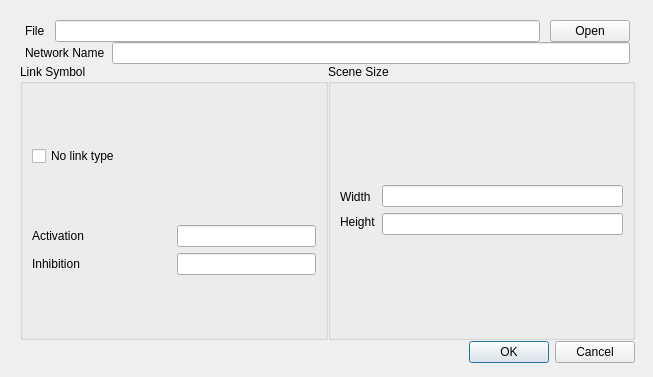
Qt form nezzle/ui/ui_opennetworkdialog.ui (dwgoon/nezzle) before a commit.
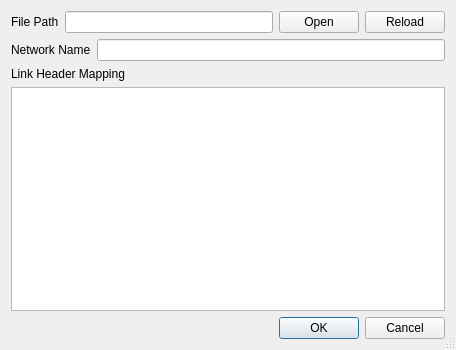
The same form after that commit.

Commit message: Revise the dialog for openning network files

```diff
--- a/nezzle/ui/ui_opennetworkdialog.ui
+++ b/nezzle/ui/ui_opennetworkdialog.ui
@@ -6,12 +6,12 @@
    <rect>
     <x>0</x>
     <y>0</y>
-    <width>653</width>
-    <height>377</height>
+    <width>456</width>
+    <height>350</height>
    </rect>
   </property>
   <property name="sizePolicy">
-   <sizepolicy hsizetype="Minimum" vsizetype="Minimum">
+   <sizepolicy hsizetype="Expanding" vsizetype="Expanding">
     <horstretch>0</horstretch>
     <verstretch>0</verstretch>
    </sizepolicy>
@@ -23,449 +23,95 @@
    <string>Dialog</string>
   </property>
   <property name="sizeGripEnabled">
-   <bool>false</bool>
-  </property>
-  <property name="modal">
    <bool>true</bool>
   </property>
-  <widget class="QWidget" name="layoutWidget">
-   <property name="geometry">
-    <rect>
-     <x>20</x>
-     <y>20</y>
-     <width>615</width>
-     <height>343</height>
-    </rect>
-   </property>
-   <layout class="QVBoxLayout" name="verticalLayout_13">
-    <property name="spacing">
-     <number>0</number>
-    </property>
-    <property name="sizeConstraint">
-     <enum>QLayout::SetMinimumSize</enum>
-    </property>
+  <layout class="QVBoxLayout" name="verticalLayout">
     <item>
-     <layout class="QHBoxLayout" name="horizontalLayout" stretch="0,0,0,0,0">
-      <property name="spacing">
-       <number>10</number>
-      </property>
-      <property name="sizeConstraint">
-       <enum>QLayout::SetMinimumSize</enum>
-      </property>
-      <property name="leftMargin">
-       <number>0</number>
-      </property>
-      <property name="topMargin">
-       <number>0</number>
-      </property>
-      <property name="rightMargin">
-       <number>0</number>
-      </property>
-      <property name="bottomMargin">
-       <number>0</number>
-      </property>
+    <layout class="QHBoxLayout" name="horizontalLayout">
       <item>
-       <spacer name="horizontalSpacer">
-        <property name="orientation">
-         <enum>Qt::Horizontal</enum>
-        </property>
-        <property name="sizeType">
-         <enum>QSizePolicy::Maximum</enum>
-        </property>
-        <property name="sizeHint" stdset="0">
-         <size>
-          <width>5</width>
-          <height>20</height>
-         </size>
-        </property>
-       </spacer>
-      </item>
-      <item>
-       <widget class="QLabel" name="label">
-        <property name="sizePolicy">
-         <sizepolicy hsizetype="Fixed" vsizetype="Fixed">
-          <horstretch>0</horstretch>
-          <verstretch>0</verstretch>
-         </sizepolicy>
-        </property>
+      <widget class="QLabel" name="label_fpath">
         <property name="text">
-         <string>File</string>
+        <string>File Path</string>
         </property>
        </widget>
       </item>
       <item>
        <widget class="QLineEdit" name="ui_filePathEdit">
-        <property name="enabled">
-         <bool>true</bool>
-        </property>
         <property name="sizePolicy">
-         <sizepolicy hsizetype="Minimum" vsizetype="Maximum">
+        <sizepolicy hsizetype="Expanding" vsizetype="Fixed">
           <horstretch>0</horstretch>
           <verstretch>0</verstretch>
          </sizepolicy>
         </property>
-        <property name="minimumSize">
-         <size>
-          <width>0</width>
-          <height>0</height>
-         </size>
-        </property>
-        <property name="baseSize">
-         <size>
-          <width>0</width>
-          <height>0</height>
-         </size>
-        </property>
-        <property name="readOnly">
-         <bool>false</bool>
-        </property>
        </widget>
       </item>
       <item>
        <widget class="QPushButton" name="ui_openButton">
-        <property name="sizePolicy">
-         <sizepolicy hsizetype="Maximum" vsizetype="Maximum">
-          <horstretch>0</horstretch>
-          <verstretch>0</verstretch>
-         </sizepolicy>
-        </property>
         <property name="text">
          <string>Open</string>
         </property>
        </widget>
       </item>
       <item>
-       <spacer name="horizontalSpacer_2">
-        <property name="orientation">
-         <enum>Qt::Horizontal</enum>
-        </property>
-        <property name="sizeType">
-         <enum>QSizePolicy::Maximum</enum>
-        </property>
-        <property name="sizeHint" stdset="0">
-         <size>
-          <width>5</width>
-          <height>20</height>
-         </size>
-        </property>
-       </spacer>
-      </item>
-     </layout>
-    </item>
-    <item>
-     <spacer name="verticalSpacer_3">
-      <property name="orientation">
-       <enum>Qt::Vertical</enum>
-      </property>
-      <property name="sizeType">
-       <enum>QSizePolicy::Minimum</enum>
-      </property>
-      <property name="sizeHint" stdset="0">
-       <size>
-        <width>15</width>
-        <height>0</height>
-       </size>
-      </property>
-     </spacer>
-    </item>
-    <item>
-     <layout class="QHBoxLayout" name="horizontalLayout_3" stretch="0,0,0,0">
-      <property name="spacing">
-       <number>7</number>
-      </property>
-      <property name="sizeConstraint">
-       <enum>QLayout::SetMinimumSize</enum>
-      </property>
-      <item>
-       <spacer name="horizontalSpacer_3">
-        <property name="orientation">
-         <enum>Qt::Horizontal</enum>
-        </property>
-        <property name="sizeType">
-         <enum>QSizePolicy::Maximum</enum>
-        </property>
-        <property name="sizeHint" stdset="0">
-         <size>
-          <width>5</width>
-          <height>20</height>
-         </size>
-        </property>
-       </spacer>
-      </item>
-      <item>
-       <widget class="QLabel" name="label_4">
-        <property name="sizePolicy">
-         <sizepolicy hsizetype="Fixed" vsizetype="Fixed">
-          <horstretch>0</horstretch>
-          <verstretch>0</verstretch>
-         </sizepolicy>
-        </property>
+      <widget class="QPushButton" name="ui_reloadButton">
         <property name="text">
-         <string>Network Name</string>
+        <string>Reload</string>
         </property>
        </widget>
       </item>
-      <item>
-       <widget class="QLineEdit" name="ui_networkNameEdit">
-        <property name="sizePolicy">
-         <sizepolicy hsizetype="Minimum" vsizetype="Fixed">
-          <horstretch>0</horstretch>
-          <verstretch>0</verstretch>
-         </sizepolicy>
-        </property>
-        <property name="readOnly">
-         <bool>false</bool>
-        </property>
-       </widget>
-      </item>
-      <item>
-       <spacer name="horizontalSpacer_4">
-        <property name="orientation">
-         <enum>Qt::Horizontal</enum>
-        </property>
-        <property name="sizeType">
-         <enum>QSizePolicy::Maximum</enum>
-        </property>
-        <property name="sizeHint" stdset="0">
-         <size>
-          <width>5</width>
-          <height>20</height>
-         </size>
-        </property>
-       </spacer>
-      </item>
-     </layout>
-    </item>
-    <item>
-     <spacer name="verticalSpacer_2">
-      <property name="orientation">
-       <enum>Qt::Vertical</enum>
-      </property>
-      <property name="sizeType">
-       <enum>QSizePolicy::Minimum</enum>
-      </property>
-      <property name="sizeHint" stdset="0">
-       <size>
-        <width>15</width>
-        <height>0</height>
-       </size>
-      </property>
-     </spacer>
-    </item>
-    <item>
-     <layout class="QHBoxLayout" name="horizontalLayout_5" stretch="0,0">
-      <property name="sizeConstraint">
-       <enum>QLayout::SetMaximumSize</enum>
-      </property>
-      <item>
-       <widget class="QGroupBox" name="groupBox">
-        <property name="sizePolicy">
-         <sizepolicy hsizetype="Minimum" vsizetype="Minimum">
-          <horstretch>0</horstretch>
-          <verstretch>0</verstretch>
-         </sizepolicy>
-        </property>
-        <property name="title">
-         <string>Link Symbol</string>
-        </property>
-        <property name="flat">
-         <bool>false</bool>
-        </property>
-        <property name="checkable">
-         <bool>false</bool>
-        </property>
-        <layout class="QVBoxLayout" name="verticalLayout_11">
-         <property name="sizeConstraint">
-          <enum>QLayout::SetMinimumSize</enum>
-         </property>
-         <item>
-          <widget class="QCheckBox" name="ui_noLinkTypeCheck">
-           <property name="sizePolicy">
-            <sizepolicy hsizetype="Fixed" vsizetype="Fixed">
-             <horstretch>0</horstretch>
-             <verstretch>0</verstretch>
-            </sizepolicy>
-           </property>
-           <property name="text">
-            <string>No link type</string>
-           </property>
-          </widget>
+    </layout>
          </item>
          <item>
           <layout class="QHBoxLayout" name="horizontalLayout_2">
            <item>
-            <layout class="QVBoxLayout" name="verticalLayout_6">
-             <item>
-              <widget class="QLabel" name="label_2">
+      <widget class="QLabel" name="label_network_name">
                <property name="text">
-                <string>Activation</string>
+        <string>Network Name</string>
                </property>
               </widget>
              </item>
              <item>
-              <widget class="QLabel" name="label_3">
-               <property name="text">
-                <string>Inhibition</string>
-               </property>
-              </widget>
+      <widget class="QLineEdit" name="ui_networkNameEdit"/>
              </item>
             </layout>
            </item>
            <item>
-            <layout class="QVBoxLayout" name="verticalLayout_4">
-             <item>
-              <widget class="QLineEdit" name="ui_actSymEdit">
+    <widget class="QLabel" name="label_link_mapping">
                <property name="sizePolicy">
-                <sizepolicy hsizetype="Minimum" vsizetype="Fixed">
+      <sizepolicy hsizetype="Expanding" vsizetype="Preferred">
                  <horstretch>0</horstretch>
                  <verstretch>0</verstretch>
                 </sizepolicy>
                </property>
-               <property name="dragEnabled">
-                <bool>true</bool>
-               </property>
-              </widget>
-             </item>
-             <item>
-              <widget class="QLineEdit" name="ui_inhSymEdit">
-               <property name="sizePolicy">
-                <sizepolicy hsizetype="Minimum" vsizetype="Fixed">
-                 <horstretch>0</horstretch>
-                 <verstretch>0</verstretch>
-                </sizepolicy>
-               </property>
-               <property name="dragEnabled">
-                <bool>true</bool>
-               </property>
-              </widget>
-             </item>
-            </layout>
-           </item>
-          </layout>
-         </item>
-        </layout>
-       </widget>
-      </item>
-      <item>
-       <widget class="QGroupBox" name="ui_sceneSizeGroup">
-        <property name="sizePolicy">
-         <sizepolicy hsizetype="Minimum" vsizetype="Minimum">
-          <horstretch>0</horstretch>
-          <verstretch>0</verstretch>
-         </sizepolicy>
-        </property>
-        <property name="title">
-         <string>Scene Size</string>
-        </property>
-        <property name="flat">
-         <bool>false</bool>
-        </property>
-        <property name="checkable">
-         <bool>false</bool>
-        </property>
-        <layout class="QVBoxLayout" name="verticalLayout_12">
-         <property name="sizeConstraint">
-          <enum>QLayout::SetMinimumSize</enum>
-         </property>
-         <item>
-          <layout class="QHBoxLayout" name="horizontalLayout_4">
-           <item>
-            <layout class="QVBoxLayout" name="verticalLayout_9">
-             <item>
-              <widget class="QLabel" name="label_6">
-               <property name="sizePolicy">
-                <sizepolicy hsizetype="Fixed" vsizetype="Fixed">
-                 <horstretch>0</horstretch>
-                 <verstretch>0</verstretch>
-                </sizepolicy>
-               </property>
                <property name="text">
-                <string>Width</string>
+      <string>Link Header Mapping</string>
                </property>
               </widget>
              </item>
              <item>
-              <widget class="QLabel" name="label_7">
+    <widget class="QTableWidget" name="ui_linkHeaderMappingTable">
                <property name="sizePolicy">
-                <sizepolicy hsizetype="Fixed" vsizetype="Fixed">
+      <sizepolicy hsizetype="Expanding" vsizetype="Expanding">
                  <horstretch>0</horstretch>
                  <verstretch>0</verstretch>
                 </sizepolicy>
                </property>
-               <property name="text">
-                <string>Height</string>
-               </property>
-              </widget>
-             </item>
-            </layout>
-           </item>
-           <item>
-            <layout class="QVBoxLayout" name="verticalLayout_10">
-             <item>
-              <widget class="QLineEdit" name="ui_sceneWidthEdit">
-               <property name="sizePolicy">
-                <sizepolicy hsizetype="Minimum" vsizetype="Fixed">
-                 <horstretch>0</horstretch>
-                 <verstretch>0</verstretch>
-                </sizepolicy>
-               </property>
-               <property name="dragEnabled">
+     <property name="sizeAdjustPolicy">
+      <enum>QAbstractScrollArea::AdjustIgnored</enum>
+     </property>
+     <property name="alternatingRowColors">
                 <bool>true</bool>
                </property>
-              </widget>
-             </item>
-             <item>
-              <widget class="QLineEdit" name="ui_sceneHeightEdit">
-               <property name="sizePolicy">
-                <sizepolicy hsizetype="Minimum" vsizetype="Fixed">
-                 <horstretch>0</horstretch>
-                 <verstretch>0</verstretch>
-                </sizepolicy>
-               </property>
-               <property name="dragEnabled">
+     <property name="sortingEnabled">
                 <bool>true</bool>
                </property>
-              </widget>
-             </item>
-            </layout>
-           </item>
-          </layout>
-         </item>
-        </layout>
-       </widget>
-      </item>
-     </layout>
-    </item>
-    <item>
-     <spacer name="verticalSpacer">
-      <property name="orientation">
-       <enum>Qt::Vertical</enum>
-      </property>
-      <property name="sizeType">
-       <enum>QSizePolicy::Minimum</enum>
-      </property>
-      <property name="sizeHint" stdset="0">
-       <size>
-        <width>15</width>
-        <height>1</height>
-       </size>
-      </property>
-     </spacer>
+     <attribute name="horizontalHeaderCascadingSectionResizes">
+      <bool>false</bool>
+     </attribute>
+    </widget>
     </item>
     <item>
      <widget class="QDialogButtonBox" name="ui_buttonBox">
-      <property name="sizePolicy">
-       <sizepolicy hsizetype="Minimum" vsizetype="Maximum">
-        <horstretch>0</horstretch>
-        <verstretch>0</verstretch>
-       </sizepolicy>
-      </property>
-      <property name="baseSize">
-       <size>
-        <width>0</width>
-        <height>0</height>
-       </size>
-      </property>
       <property name="orientation">
        <enum>Qt::Horizontal</enum>
       </property>
@@ -475,7 +121,6 @@
      </widget>
     </item>
    </layout>
-  </widget>
  </widget>
  <resources/>
  <connections>
```
Left out of the diff: 3 changed lines with no effect on the pictures. Lines whose indentation alone changed are shown as unchanged. The commit also changes 28 other files.
